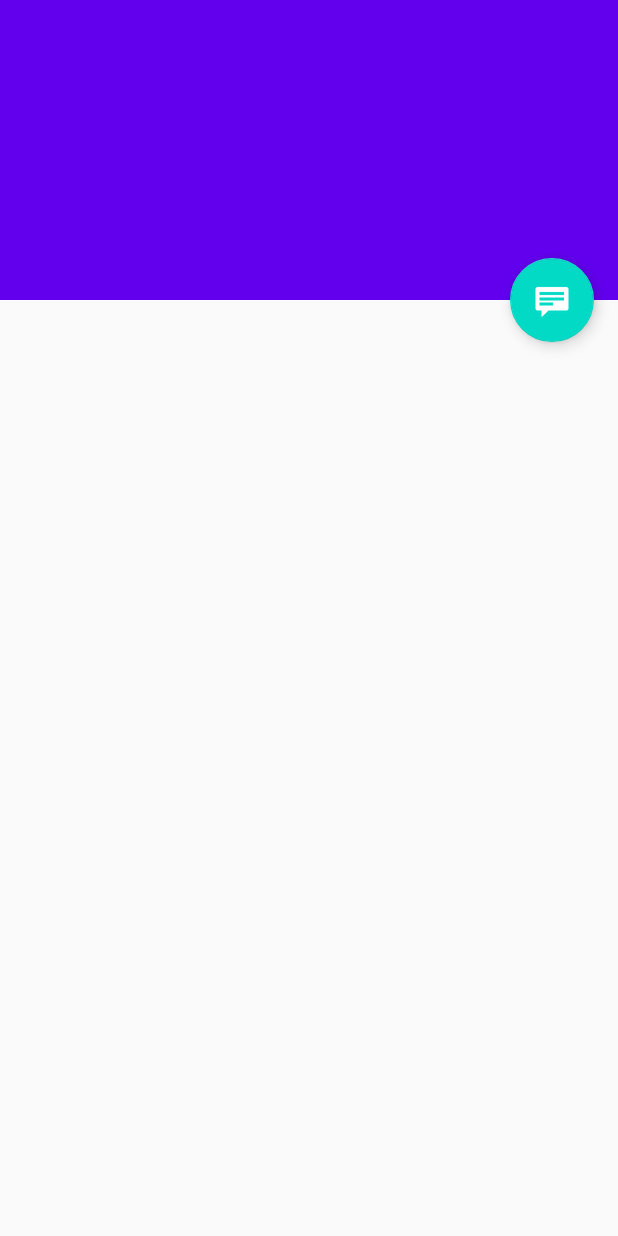
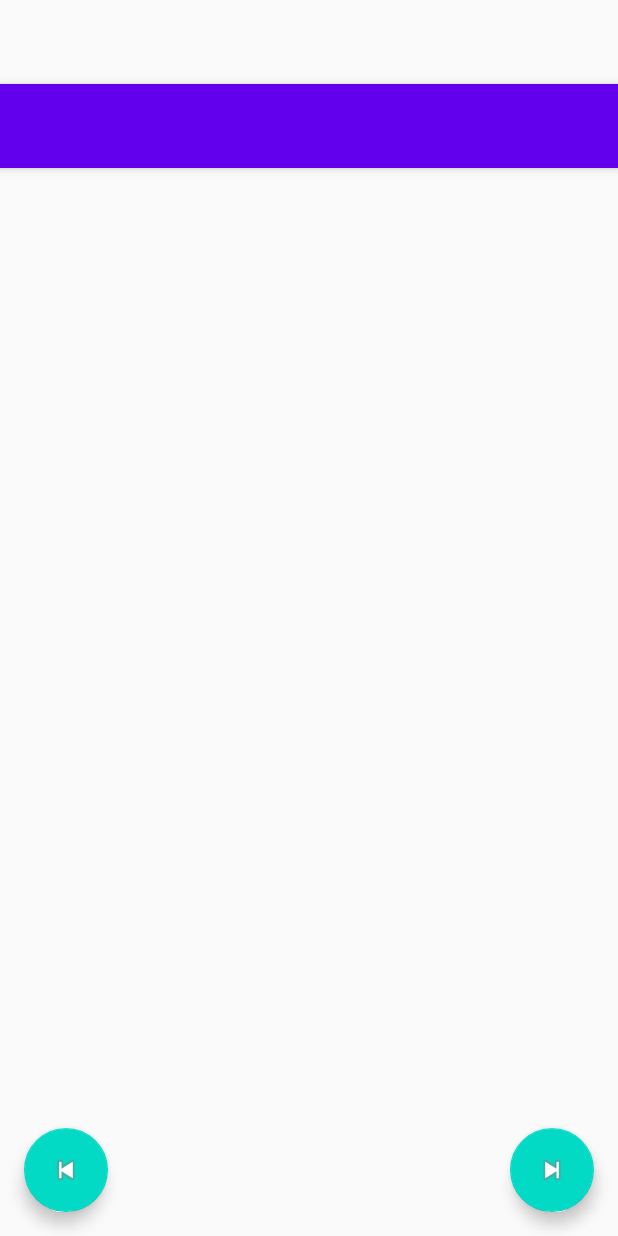
Before and after one commit to pachecoberlin/Baking-Time, an Android app: the layout activity_step_detail.xml on its own in the app's theme, with its tools: preview values and no code run, on a phone screen of 412 x 824 dp. Run offline under Robolectric (Android 15) with nearby library versions, the phone set to English and light mode, and no system bars.

Commit message:
Added buttons for next and previous step; stepList scroll position gets to the actual step position; missing steps are handled; cleaned up activity_step_detail.xml; added exoplayer dependency

```diff
--- a/app/build.gradle
+++ b/app/build.gradle
@@ -6,7 +6,7 @@ android {
 
     defaultConfig {
         applicationId "de.pacheco.bakingapp"
-        minSdkVersion 14
+        minSdkVersion 16
         targetSdkVersion 30
         versionCode 1
         versionName "1.0"
@@ -29,11 +29,11 @@ android {
 dependencies {
     implementation fileTree(dir: "libs", include: ["*.jar"])
     implementation 'com.google.android.material:material:1.2.0'
+    implementation 'com.google.android.exoplayer:exoplayer:2.11.8'
     implementation 'com.android.volley:volley:1.1.1'
     implementation 'androidx.appcompat:appcompat:1.2.0'
     implementation 'androidx.legacy:legacy-support-v4:1.0.0'
     implementation 'androidx.recyclerview:recyclerview:1.1.0'
-    implementation 'com.google.android.material:material:1.2.0'
     implementation 'androidx.constraintlayout:constraintlayout:2.0.1'
     implementation 'androidx.navigation:navigation-fragment:2.3.0'
     implementation 'androidx.navigation:navigation-ui:2.3.0'
--- a/app/src/main/res/layout/activity_step_detail.xml
+++ b/app/src/main/res/layout/activity_step_detail.xml
@@ -9,46 +9,50 @@
     tools:ignore="MergeRootFrame">
 
     <com.google.android.material.appbar.AppBarLayout
-        android:id="@+id/app_bar"
+        android:id="@+id/detail_app_bar"
         android:layout_width="match_parent"
-        android:layout_height="@dimen/app_bar_height"
-        android:fitsSystemWindows="true"
-        android:theme="@style/ThemeOverlay.AppCompat.Dark.ActionBar">
+        android:layout_height="wrap_content"
+        android:theme="@style/AppTheme.AppBarOverlay">
 
-        <com.google.android.material.appbar.CollapsingToolbarLayout
-            android:id="@+id/toolbar_layout"
+        <androidx.appcompat.widget.Toolbar
+            android:id="@+id/detail_toolbar"
             android:layout_width="match_parent"
-            android:layout_height="match_parent"
-            android:fitsSystemWindows="true"
-            app:contentScrim="?attr/colorPrimary"
-            app:layout_scrollFlags="scroll|exitUntilCollapsed"
-            app:toolbarId="@+id/toolbar">
+            android:layout_height="?attr/actionBarSize"
+            app:popupTheme="@style/AppTheme.PopupOverlay">
 
-            <androidx.appcompat.widget.Toolbar
-                android:id="@+id/detail_toolbar"
+            <TextView
+                android:id="@+id/detail_title"
                 android:layout_width="match_parent"
-                android:layout_height="?attr/actionBarSize"
-                app:layout_collapseMode="pin"
-                app:popupTheme="@style/ThemeOverlay.AppCompat.Light" />
+                android:layout_height="wrap_content"
+                android:gravity="top"
+                android:maxLines="2" />
 
-        </com.google.android.material.appbar.CollapsingToolbarLayout>
+        </androidx.appcompat.widget.Toolbar>
 
     </com.google.android.material.appbar.AppBarLayout>
 
-    <androidx.core.widget.NestedScrollView
+    <LinearLayout
         android:id="@+id/item_detail_container"
         android:layout_width="match_parent"
         android:layout_height="match_parent"
+        android:orientation="vertical"
         app:layout_behavior="@string/appbar_scrolling_view_behavior" />
 
+
     <com.google.android.material.floatingactionbutton.FloatingActionButton
-        android:id="@+id/fab"
+        android:id="@+id/next_step"
         android:layout_width="wrap_content"
         android:layout_height="wrap_content"
-        android:layout_gravity="center_vertical|start"
+        android:layout_gravity="bottom|end"
         android:layout_margin="@dimen/fab_margin"
-        app:layout_anchor="@+id/item_detail_container"
-        app:layout_anchorGravity="top|end"
-        app:srcCompat="@android:drawable/stat_notify_chat" />
+        app:srcCompat="@android:drawable/ic_media_next" />
+
+    <com.google.android.material.floatingactionbutton.FloatingActionButton
+        android:id="@+id/previous_step"
+        android:layout_width="wrap_content"
+        android:layout_height="wrap_content"
+        android:layout_gravity="bottom|start"
+        android:layout_margin="@dimen/fab_margin"
+        app:srcCompat="@android:drawable/ic_media_previous" />
 
 </androidx.coordinatorlayout.widget.CoordinatorLayout>
```
Also changed, not shown: app/src/main/java/de/pacheco/bakingapp/activities/StepDetailActivity.java (+9 -3 lines), app/src/main/java/de/pacheco/bakingapp/activities/StepDetailFragment.java (+11 -10 lines), app/src/main/java/de/pacheco/bakingapp/activities/StepListActivity.java (+26 -30 lines), app/src/main/java/de/pacheco/bakingapp/utils/Utils.java (+14 -0 lines).
